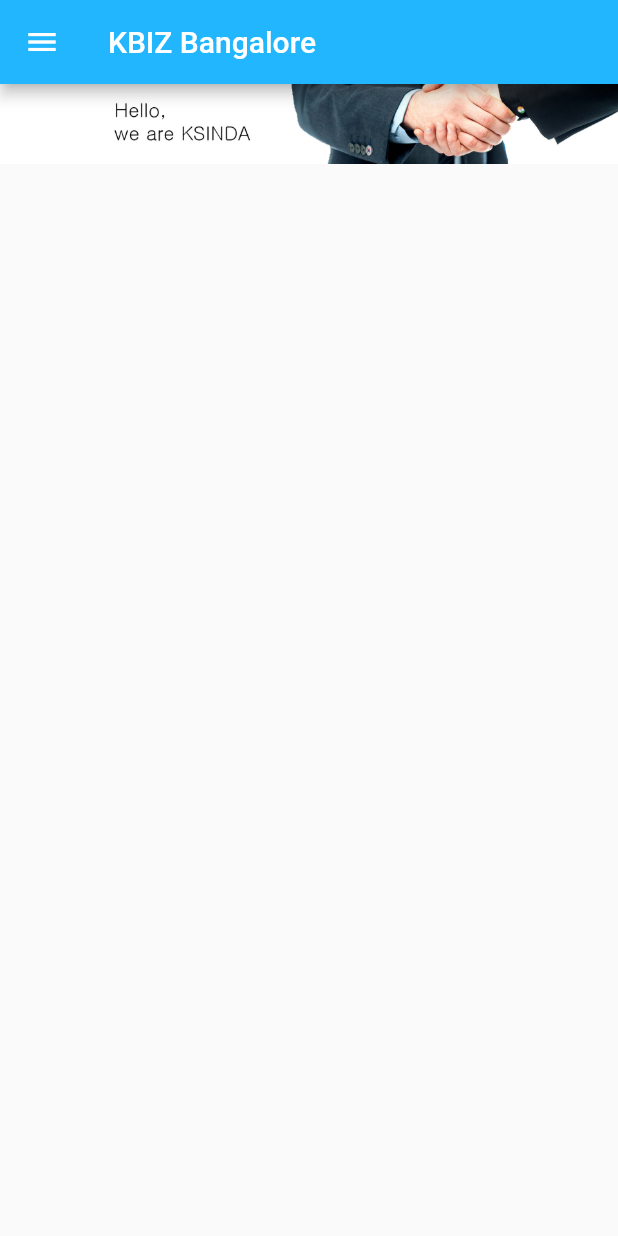
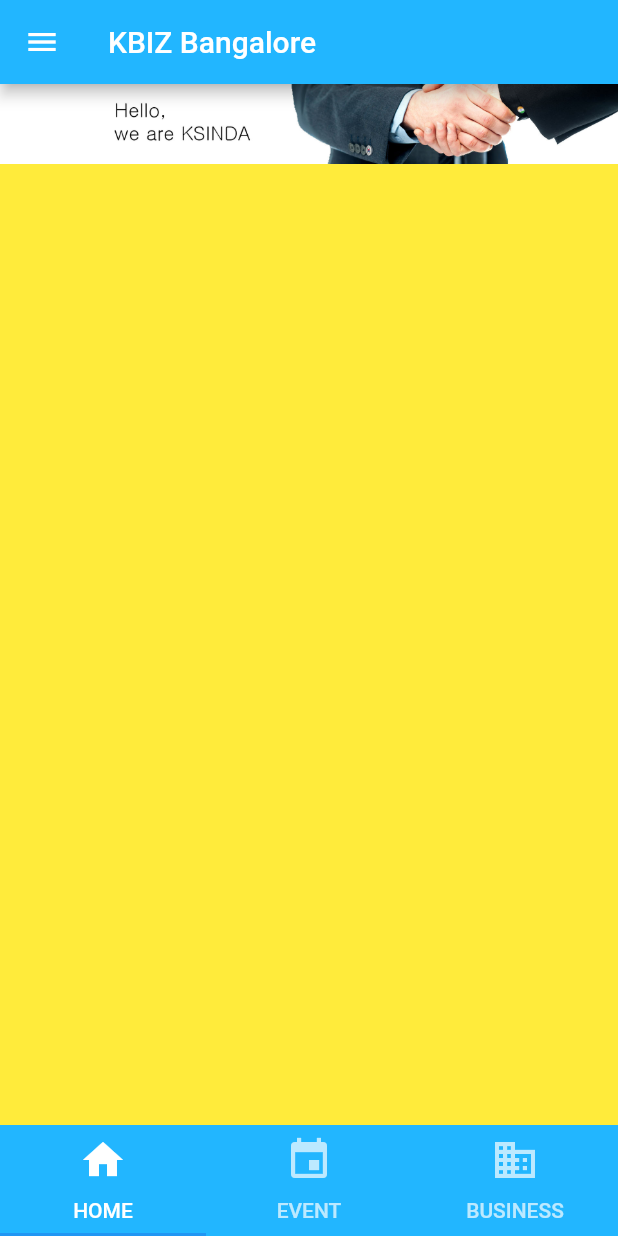
Before and after one commit to bobbohee/kbiz-india, a Flutter app: the screen it shows after launch, on a phone screen of 412 x 824 dp. Run offline on Flutter 3.47's test engine with Material 2 defaults, Android fonts, the phone set to English and light mode, and no system bars; our stand-ins replace splashscreen.

Commit message:
Feat : bottom navigation bar

```diff
--- a/lib/main.dart
+++ b/lib/main.dart
@@ -1,5 +1,7 @@
 import 'package:flutter/material.dart';
 import 'package:splashscreen/splashscreen.dart';
+
+import './routes/bottom_navigation.dart';
 
 final Color mainColor = Color(0xff22b6ff);
 
@@ -14,12 +16,24 @@ class _MyAppState extends State<MyApp> {
   @override
   Widget build(BuildContext context) {
     return new SplashScreen(
-      seconds: 5,
+      seconds: 3,
       navigateAfterSeconds: new AfterSplash(),
-      backgroundColor: mainColor,
-      loaderColor: Colors.white,
-      image: new Image.asset('assets/images/logos/white-logo.png'),
+      // backgroundColor: mainColor,
+      image: Image.asset(
+        'assets/images/logos/white-logo.png',
+        alignment: Alignment.bottomCenter,
+      ),
       photoSize: 60.0,
+      gradientBackground: LinearGradient(
+        begin: Alignment.topCenter,
+        end: Alignment.bottomCenter,
+        colors: [
+          Colors.blue[500],
+          Colors.blue[400],
+          Colors.blue[300],
+          Colors.blue[200],
+        ],
+      ),
     );
   }
 }
@@ -31,24 +45,20 @@ class AfterSplash extends StatelessWidget {
       appBar: new AppBar(
         title: new Text("KBIZ Bangalore"),
         backgroundColor: mainColor,
-        automaticallyImplyLeading: true,
       ),
-      body: new Container(
-        child: new Column(
-          mainAxisAlignment: MainAxisAlignment.start,
-          children: [
-            new Image.asset('assets/images/banners/short-white-banner.jpg'),
-          ]
-        ),
-      ),
+      body: new BottomNavigation(),
       drawer: Drawer(
         child: ListView(
           children: <Widget>[
             DrawerHeader(
               child: new Column(
-                children: [
-                  new Image.asset('assets/images/logos/color-logo.png'),
-                ]
+                children: <Widget>[
+                  new Image.asset(
+                    'assets/images/logos/india-128.png',
+                    width: 100.0,
+                    height: 100.0,
+                  ),
+                ],
               ),
               decoration: BoxDecoration(
                 color: mainColor,
--- /dev/null
+++ b/lib/routes/bottom_navigation.dart
@@ -0,0 +1,101 @@
+import 'package:flutter/material.dart';
+
+final Color mainColor = Color(0xff22b6ff);
+
+class BottomNavigation extends StatefulWidget {
+  const BottomNavigation({Key key}) : super(key: key);
+
+  @override
+  _BottomNavigationState createState() => _BottomNavigationState();
+}
+
+class _BottomNavigationState extends State<BottomNavigation> with SingleTickerProviderStateMixin {
+  TabController _tabController;
+
+  var _kTabPages = <Widget> [
+    new Container(
+      color: Colors.yellow,
+      child: new Column(
+        children: <Widget> [
+          new Image.asset(
+            'assets/images/banners/short-white-banner.jpg',
+          ),
+          new Container(
+
+          )
+        ],
+      ),
+    ),
+    new Container(
+      child: new Column(
+        children: <Widget> [
+          new Image.asset(
+            'assets/images/banners/expo-banner.jpg',
+          ),
+        ],
+      ),
+    ),
+    new Container(
+      child: new Column(
+        children: <Widget> [],
+      ),
+    ),
+  ];
+
+  static const _kTabs = <Tab> [
+    Tab(
+      icon: Icon(
+        Icons.home,
+        size: 32.0,
+      ),
+      text: 'HOME',
+    ),
+    Tab(
+      icon: Icon(
+        Icons.event,
+        size: 32.0,
+      ),
+      text: 'EVENT'
+    ),
+    Tab(
+      icon: Icon(
+        Icons.business,
+        size: 32.0,
+      ),
+      text: 'BUSINESS'
+    ),
+  ];
+
+  @override
+  void initState() {
+    super.initState();
+    _tabController = TabController(
+      length: _kTabPages.length,
+      vsync: this,
+    );
+  }
+
+  @override
+  void dispose() {
+    super.dispose();
+    _tabController.dispose();
+  }
+
+  @override
+  Widget build(BuildContext context) {
+    return Scaffold(
+      appBar: null,
+      body: TabBarView(
+        children: _kTabPages,
+        controller: _tabController,
+      ),
+      bottomNavigationBar: Material(
+        color: mainColor,
+        child: TabBar(
+          tabs: _kTabs,
+          controller: _tabController,
+        ),
+      ),
+    );
+  }
+}
--- a/pubspec.yaml
+++ b/pubspec.yaml
@@ -19,5 +19,6 @@ dev_dependencies:
 flutter:
   uses-material-design: true
   assets:
+    - lib/routes/
     - assets/images/logos/
     - assets/images/banners/
```
Also changed, not shown: assets/images/banners/expo-banner.jpg (added), assets/images/logos/india-128.png (added), assets/images/logos/india-256.png (added).
